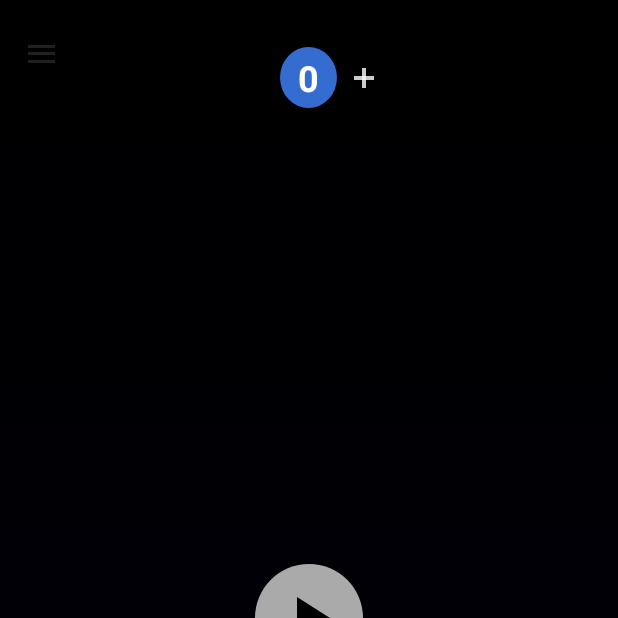
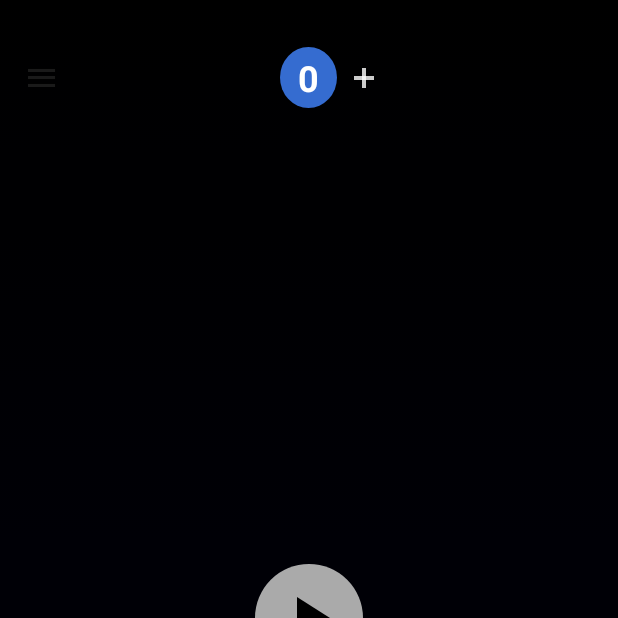
Before and after one commit to HiFIi/MLand, an Android app: the MLandModifiedActivity screen opened directly, with no data from a screen before it, on a phone screen of 412 x 824 dp, the top half of it. Run offline under Robolectric (Android 15) with nearby library versions, the phone set to English and light mode, and no system bars.

Commit message:
Reduce apk size, remove jank, optimizations/speed improvements
now the app is mostly where i want it performance-wise

```diff
--- a/mland/src/main/java/com/kyler/mland/egg/activities/Home.java
+++ b/mland/src/main/java/com/kyler/mland/egg/activities/Home.java
@@ -80,6 +80,7 @@ public class Home extends MLandBase {
     int newSystemUiFlags = oldSystemUiFlags;
     if (Build.VERSION.SDK_INT >= Build.VERSION_CODES.M) {
       newSystemUiFlags |= View.SYSTEM_UI_FLAG_LIGHT_STATUS_BAR;
+      getWindow().setStatusBarColor(getResources().getColor(R.color.black__10_percent));
     }
     if (newSystemUiFlags != oldSystemUiFlags) {
       final int systemUiFlags = newSystemUiFlags;
--- a/mland/src/main/res/layout/toolbar_actionbar_transparent.xml
+++ b/mland/src/main/res/layout/toolbar_actionbar_transparent.xml
@@ -16,12 +16,9 @@
 
 
 <android.support.v7.widget.Toolbar xmlns:android="http://schemas.android.com/apk/res/android"
-    xmlns:app="http://schemas.android.com/apk/res-auto"
     android:id="@+id/toolbar"
     android:layout_width="match_parent"
     android:layout_height="wrap_content"
-    android:background="@android:color/transparent"
-    android:elevation="8.0dip"
-    android:minHeight="72.0dip"
-    app:popupTheme="@style/ThemeOverlay.AppCompat.Light"
-    app:theme="@style/ThemeOverlay.AppCompat.Dark.ActionBar" />
+    android:layout_marginTop="24.0dip"
+    android:background="@color/status_bar_overlay"
+    android:minHeight="?attr/actionBarSize" />
```
Also changed, not shown: mland/src/main/AndroidManifest.xml (+2 -8 lines), mland/src/main/java/com/kyler/mland/egg/MLandBase.java (+11 -26 lines), mland/src/main/assets/fonts/Roboto-Bold.ttf (deleted), mland/src/main/res/drawable-nodpi/afternoon.png (deleted), mland/src/main/res/drawable-nodpi/dawn.png (deleted), mland/src/main/res/drawable-nodpi/daytime.png (deleted), mland/src/main/res/drawable-nodpi/drawer_bg.webp (deleted), mland/src/main/res/drawable-nodpi/dusk.png (deleted), mland/src/main/res/drawable-nodpi/evening.png (deleted), mland/src/main/res/drawable-nodpi/midday.png (deleted), mland/src/main/res/drawable-nodpi/midnight.png (deleted), mland/src/main/res/drawable-nodpi/mland_new_drawer_header.png (deleted), mland/src/main/res/drawable-nodpi/morning.png (deleted), mland/src/main/res/drawable-nodpi/nighttime.png (deleted).
